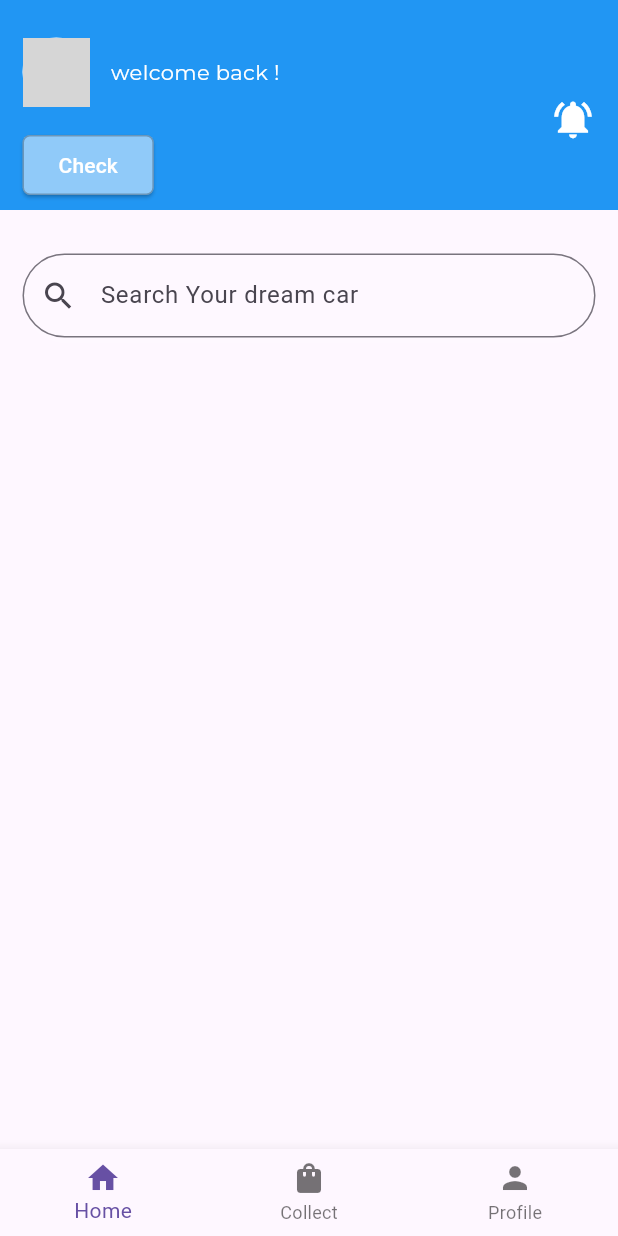
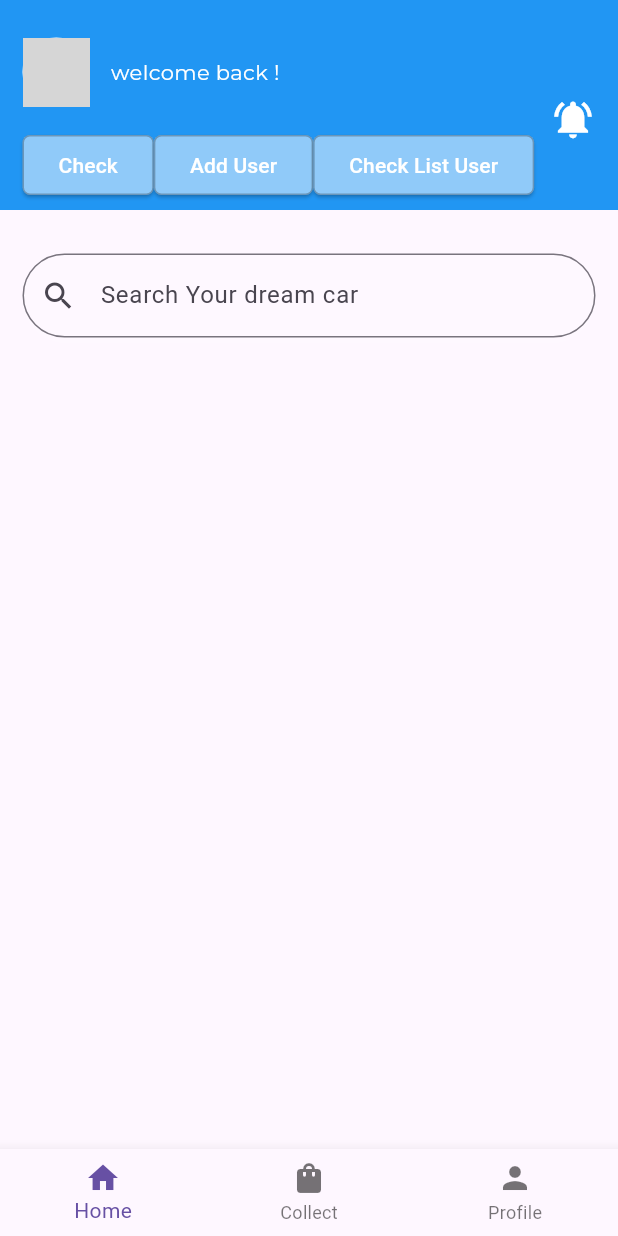
Before and after one commit to Riyoaf/flutter_tugas1, a Flutter app: the HomePage screen opened by its route, on a phone screen of 412 x 824 dp. Run offline on Flutter 3.47's test engine with Material 3 defaults, Android fonts, the phone set to English and light mode, and no system bars; our stand-ins replace dio, get_storage, google_fonts, icons_plus; accounts and stored records are empty; grey boxes are pictures that could not be loaded.

Commit message:
menambah CRUD

```diff
--- a/lib/home_page.dart
+++ b/lib/home_page.dart
@@ -2,6 +2,8 @@ import 'package:dio/dio.dart';
 import 'package:flutter/material.dart';
 import 'package:get_storage/get_storage.dart';
 import 'package:google_fonts/google_fonts.dart';
+import 'package:my_app/add_user.dart';
+import 'package:my_app/list_user.dart';
 
 class HomePage extends StatefulWidget {
   const HomePage({super.key});
@@ -76,6 +78,8 @@ class _HomePageState extends State<HomePage> {
                             SizedBox(
                               height: 15,
                             ),
+                            Row(
+                              children: [
                                 ElevatedButton(
                                   onPressed: () {
                                     goUser(dio, myStorage, apiUrl);
@@ -96,6 +100,58 @@ class _HomePageState extends State<HomePage> {
                                       color: Colors.white,
                                     ),
                                   ),
+                                ),
+                                ElevatedButton(
+                                  onPressed: () {
+                                    Navigator.push(
+                                      context,
+                                      MaterialPageRoute(
+                                          builder: (context) => AddUser()),
+                                    );
+                                  },
+                                  style: ElevatedButton.styleFrom(
+                                    shape: RoundedRectangleBorder(
+                                      side: const BorderSide(
+                                        color: Colors.black26,
+                                        width: 1,
+                                      ),
+                                      borderRadius: BorderRadius.circular(5),
+                                    ),
+                                    backgroundColor: Colors.blue.shade200,
+                                  ),
+                                  child: const Text(
+                                    'Add User',
+                                    style: TextStyle(
+                                      color: Colors.white,
+                                    ),
+                                  ),
+                                ),
+                                ElevatedButton(
+                                  onPressed: () {
+                                    Navigator.push(
+                                      context,
+                                      MaterialPageRoute(
+                                          builder: (context) => ListUser()),
+                                    );
+                                  },
+                                  style: ElevatedButton.styleFrom(
+                                    shape: RoundedRectangleBorder(
+                                      side: const BorderSide(
+                                        color: Colors.black26,
+                                        width: 1,
+                                      ),
+                                      borderRadius: BorderRadius.circular(5),
+                                    ),
+                                    backgroundColor: Colors.blue.shade200,
+                                  ),
+                                  child: const Text(
+                                    'Check List User',
+                                    style: TextStyle(
+                                      color: Colors.white,
+                                    ),
+                                  ),
+                                ),
+                              ],
                             ),
                           ],
                         ),
--- a/lib/main.dart
+++ b/lib/main.dart
@@ -18,7 +18,7 @@ class MyApp extends StatelessWidget {
       debugShowCheckedModeBanner: false,
       title: 'My_App',
       theme: ThemeData(primarySwatch: Colors.deepPurple),
-      initialRoute: '/home', // Tentukan rute awal sebagai '/login'
+      initialRoute: '/login', // Tentukan rute awal sebagai '/login'
       routes: {
         '/login': (context) => LoginPage(), // Tambahkan rute untuk LoginPage
         '/signup': (context) => SignUpPage(), // Tambahkan rute untuk SignUpPage
```
Also changed, not shown: lib/add_user.dart (added, +145 -0 lines), lib/list_user.dart (added, +30 -0 lines), lib/login_page.dart (+20 -0 lines), 1 other file. Lines whose indentation alone changed are shown as unchanged.
